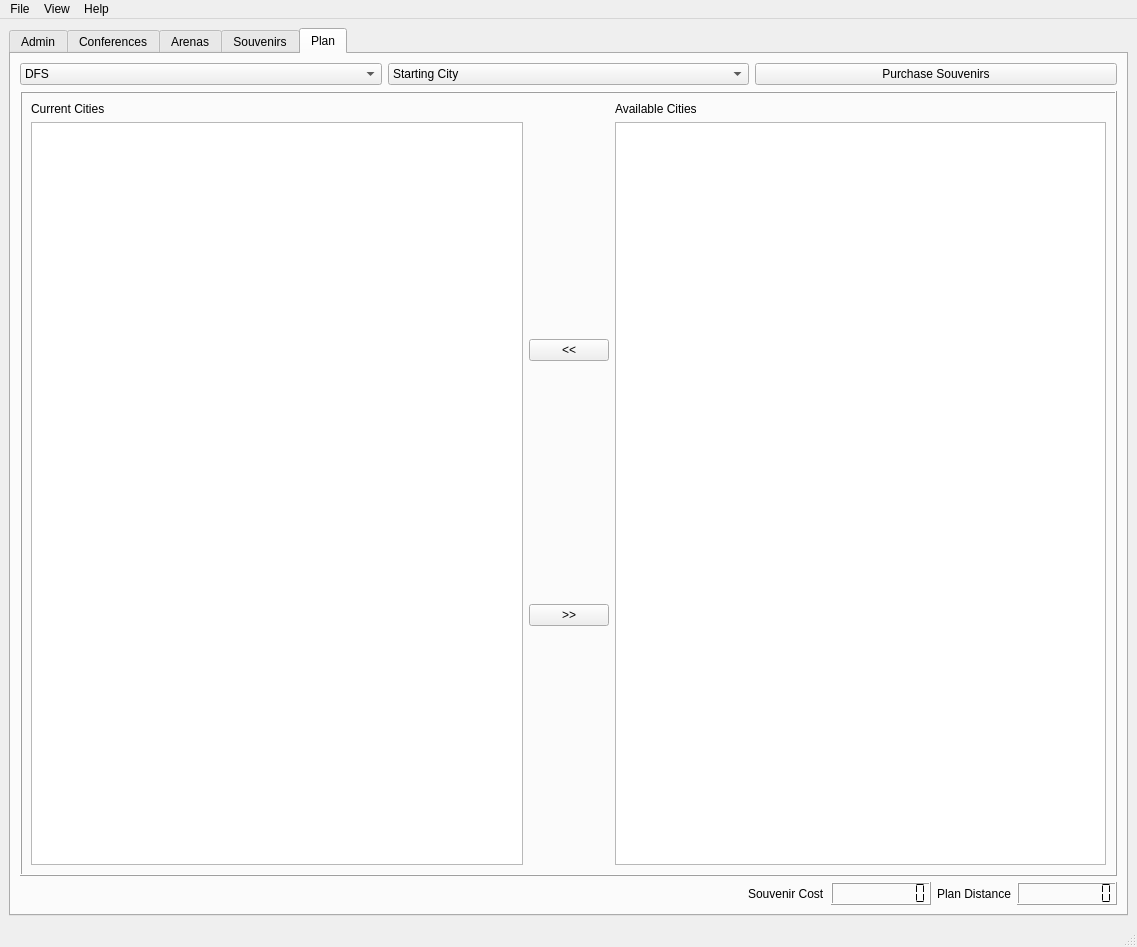
lsevcik/NBABasketball, file mainwindow.ui: the form before one commit.
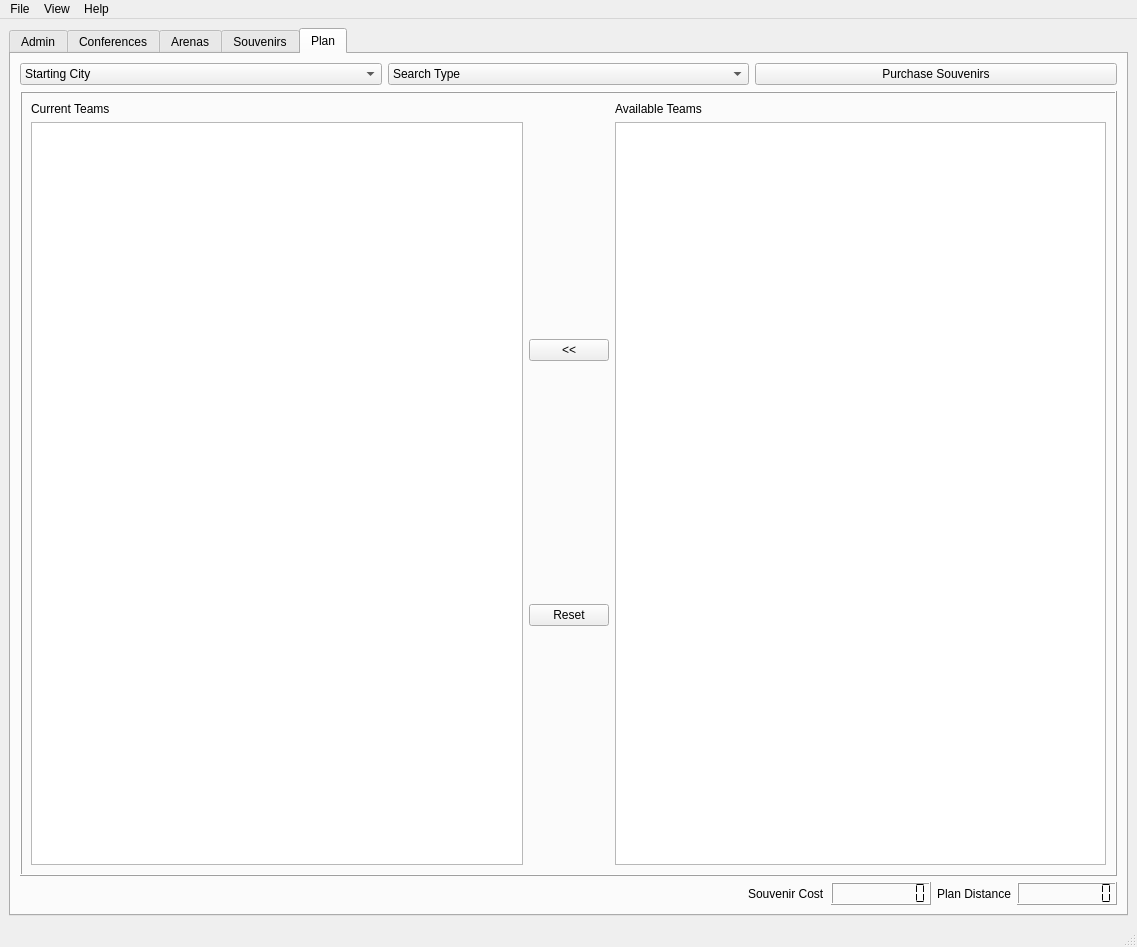
The form after the commit. The open tabs and pages were chosen to show the change. Icons and pictures are not drawn.

Commit message: Add dijkstra ordered & efficient to plans

The edit to the form file:
```diff
--- a/mainwindow.ui
+++ b/mainwindow.ui
@@ -684,7 +684,21 @@
         <item>
          <layout class="QHBoxLayout" name="horizontalLayout_4">
           <item>
-           <widget class="QComboBox" name="comboBox">
+           <widget class="QComboBox" name="plan_startingComboBox">
+            <item>
+             <property name="text">
+              <string>Starting City</string>
+             </property>
+            </item>
+           </widget>
+          </item>
+          <item>
+           <widget class="QComboBox" name="plan_searchComboBox">
+            <item>
+             <property name="text">
+              <string>Search Type</string>
+             </property>
+            </item>
             <item>
              <property name="text">
               <string>DFS</string>
@@ -705,13 +719,9 @@
               <string>Dijkstra</string>
              </property>
             </item>
-           </widget>
-          </item>
-          <item>
-           <widget class="QComboBox" name="plan_startingComboBox">
             <item>
              <property name="text">
-              <string>Starting City</string>
+              <string>Dijkstra Ordered</string>
              </property>
             </item>
            </widget>
@@ -739,7 +749,7 @@
              <item>
               <widget class="QLabel" name="label_2">
                <property name="text">
-                <string>Current Cities</string>
+                <string>Current Teams</string>
                </property>
               </widget>
              </item>
@@ -760,7 +770,7 @@
              <item>
               <widget class="QPushButton" name="pushButton_2">
                <property name="text">
-                <string>&gt;&gt;</string>
+                <string>Reset</string>
                </property>
               </widget>
              </item>
@@ -771,7 +781,7 @@
              <item>
               <widget class="QLabel" name="label_3">
                <property name="text">
-                <string>Available Cities</string>
+                <string>Available Teams</string>
                </property>
               </widget>
              </item>
```
Left out of the diff: 10 changed lines with no effect on the pictures. The commit also changes 6 other files.
